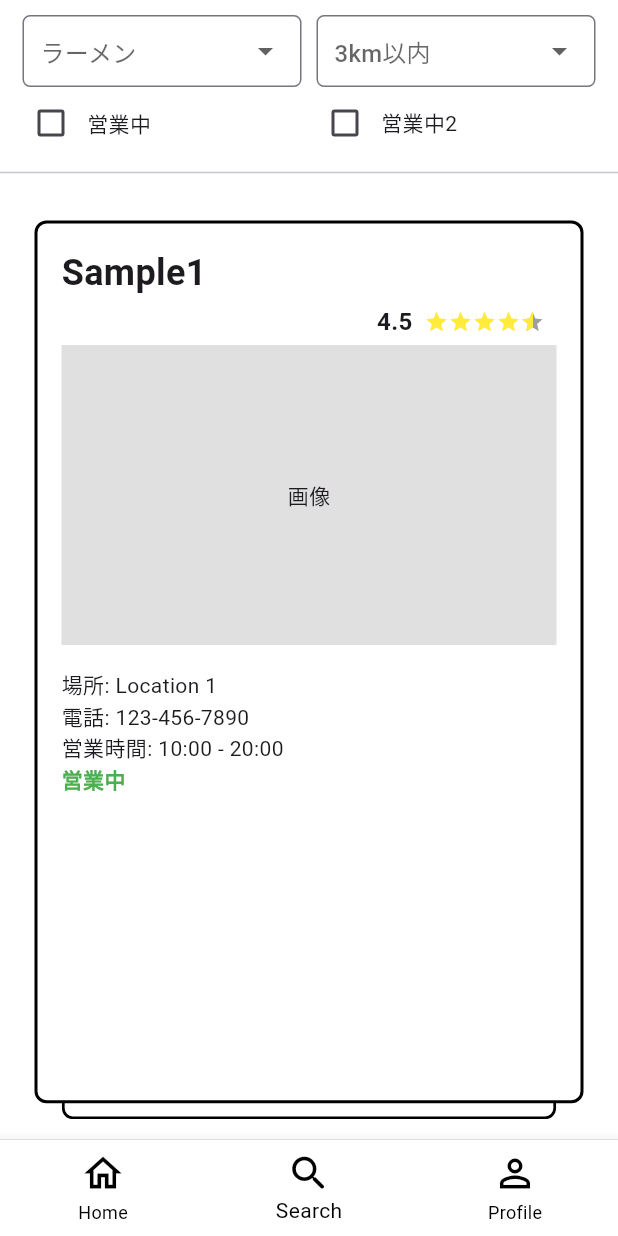
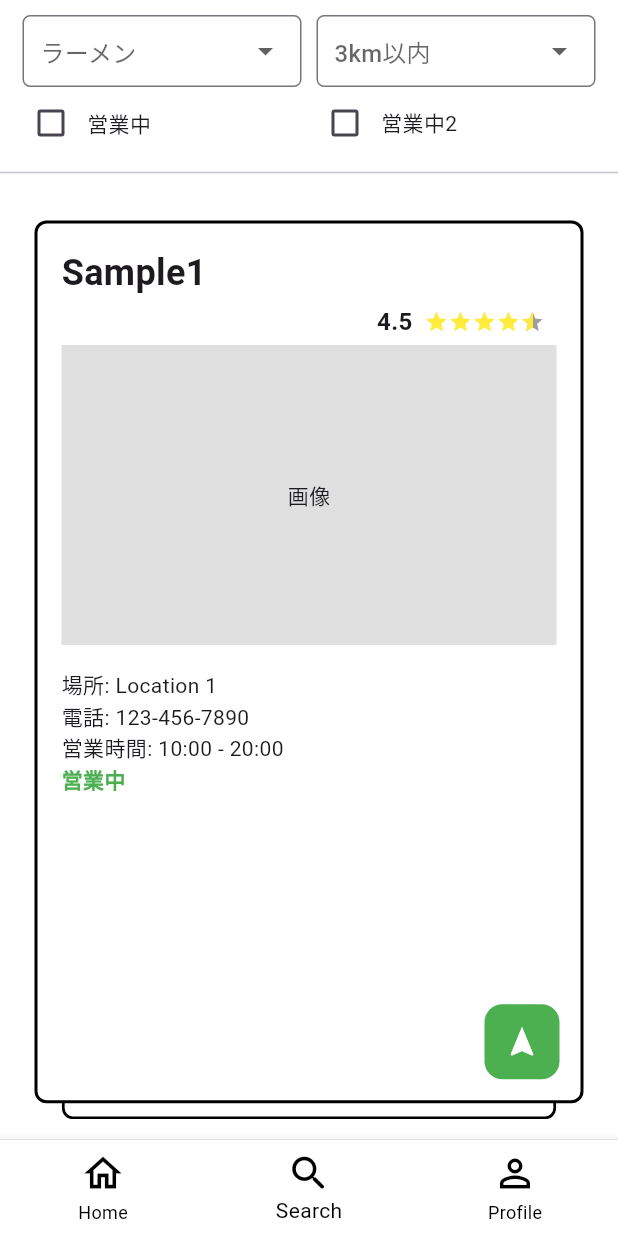
Before and after one commit to hayato-0510/gohan, a Flutter app: the screen it shows after launch, item 2 of the bottom bar chosen, on a phone screen of 412 x 824 dp. Run offline on Flutter 3.47's test engine with Material 3 defaults, Android fonts, the phone set to English and light mode, and no system bars; drawn by our look-alikes of appinio_swiper; our stand-ins replace geolocator, google_maps_flutter, permission_handler, shared_preferences; Roboto replaces fonts that are missing (NotoSansJP).

Commit message:
add location button

```diff
--- a/lib/components/LocationButton/LocationButton.dart
+++ b/lib/components/LocationButton/LocationButton.dart
@@ -1,7 +1,7 @@
 import 'package:flutter/material.dart';
 
 class LocationButton extends StatelessWidget {
-  const LocationButton({Key? key}) : super(key: key);
+  const LocationButton({super.key});
 
   @override
   Widget build(BuildContext context) {
@@ -24,7 +24,7 @@ class LocationButton extends StatelessWidget {
             ),
           ],
         ),
-        child: Center(
+        child: const Center(
           child: Icon(
             Icons.navigation,
             color: Colors.white,
--- a/lib/components/shop_card/shop_card.dart
+++ b/lib/components/shop_card/shop_card.dart
@@ -77,13 +77,11 @@ class ShopCard extends StatelessWidget {
                 ],
               ),
             ),
-            /*
-            Positioned(
+            const Positioned(
               right: 24,
               bottom: 20,
               child: LocationButton(),
             ),
-            */
           ],
         );
       },
```
